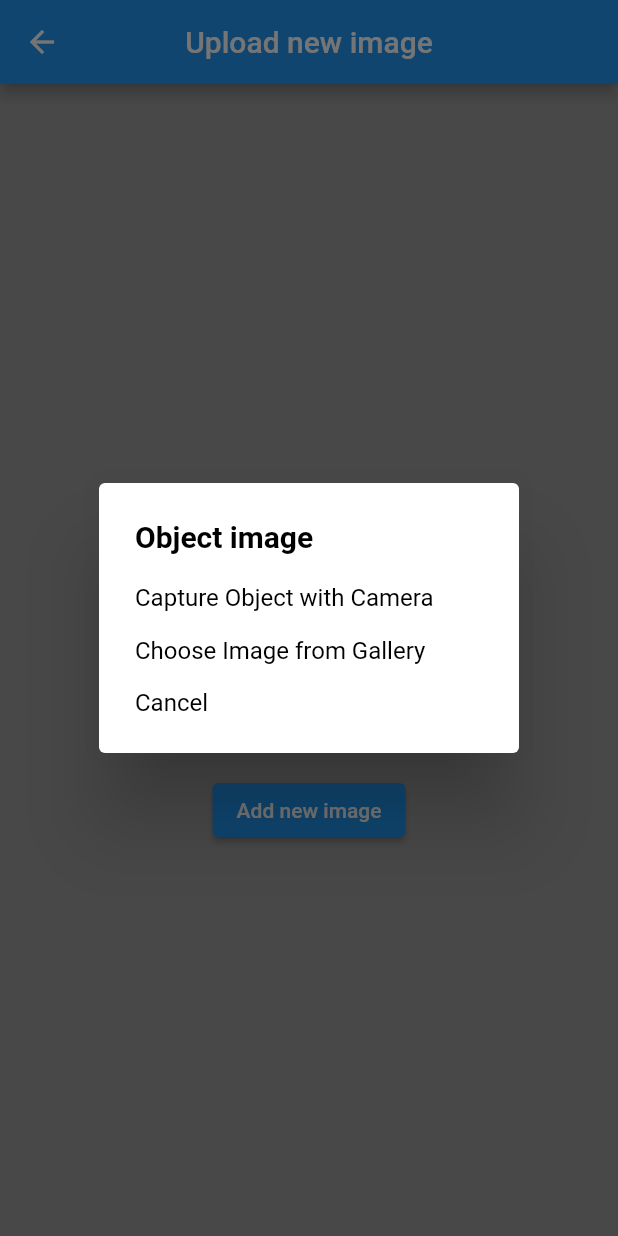
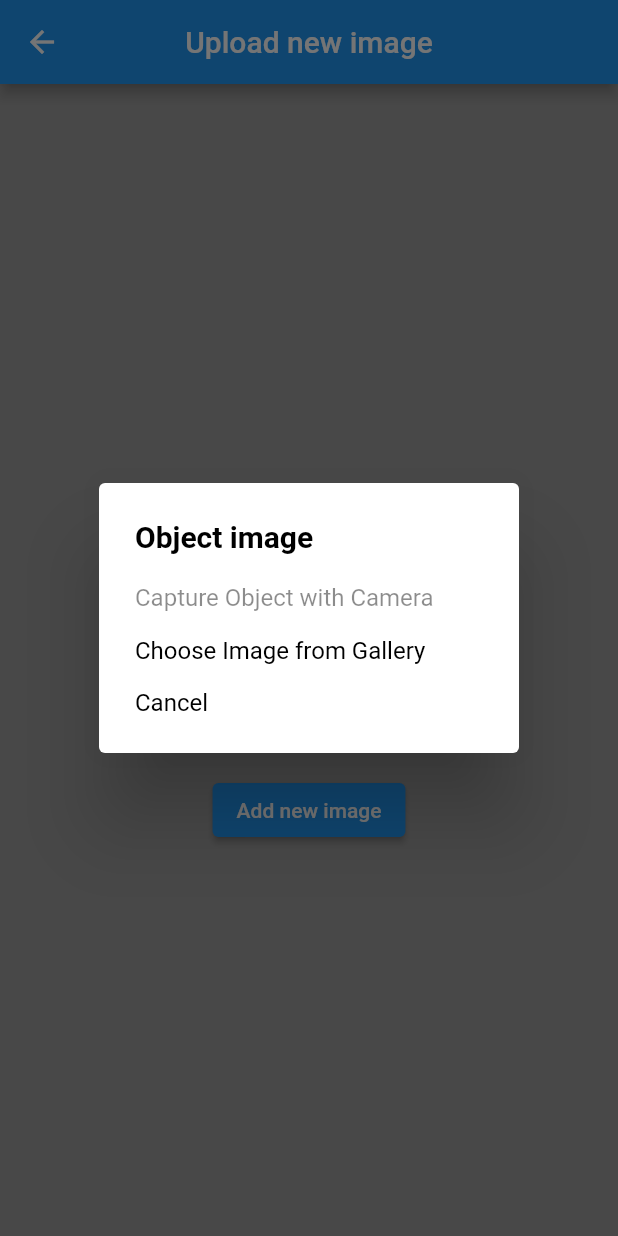
Before and after one commit to AnujanR/dimensionxAr, a Flutter app: the ItemsUploadScreen screen opened directly, after a tap on "Add new image", on a phone screen of 412 x 824 dp. Run offline on Flutter 3.47's test engine with Material 2 defaults, Android fonts, the phone set to English and light mode, and no system bars; our stand-ins replace firebase_core, flutter_spinkit, image_picker; accounts and stored records are empty.

Commit message:
second commit

```diff
--- a/first_flutter_official/lib/upload_screen.dart
+++ b/first_flutter_official/lib/upload_screen.dart
@@ -223,7 +223,7 @@ class _ItemsUploadScreenState extends State<ItemsUploadScreen> {
               child: const Text(
                 "Capture Object with Camera",
                 style: TextStyle(
-                  color: Colors.black,
+                  color: Colors.black45,
                 ),
               ),
             ),
```
